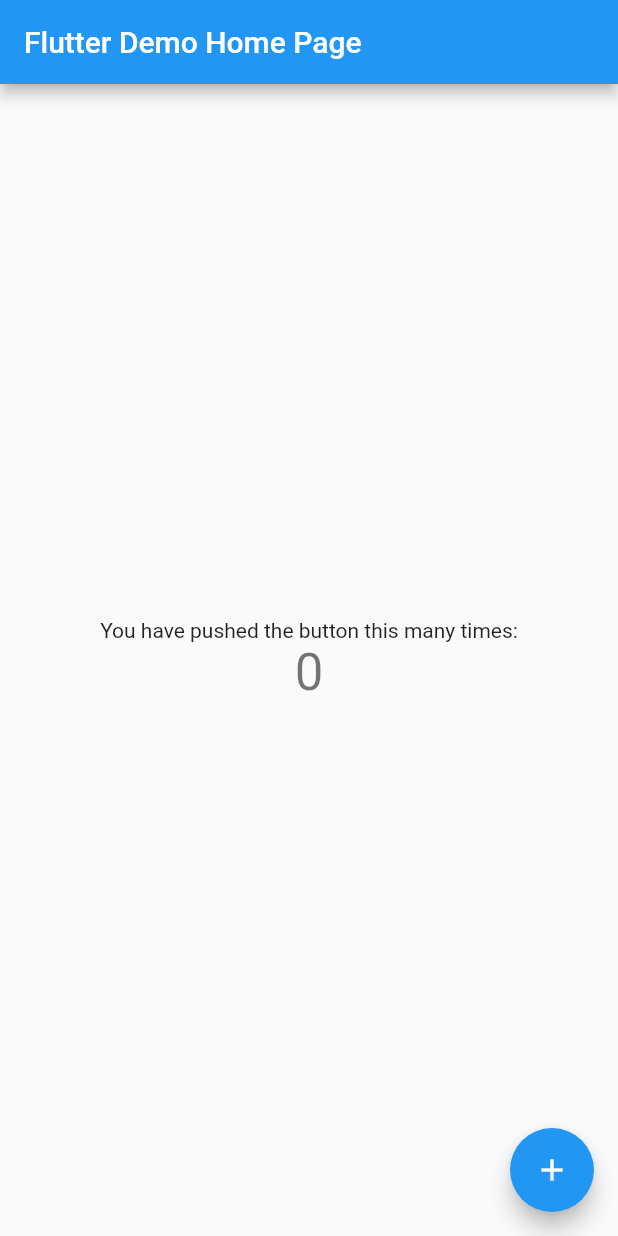
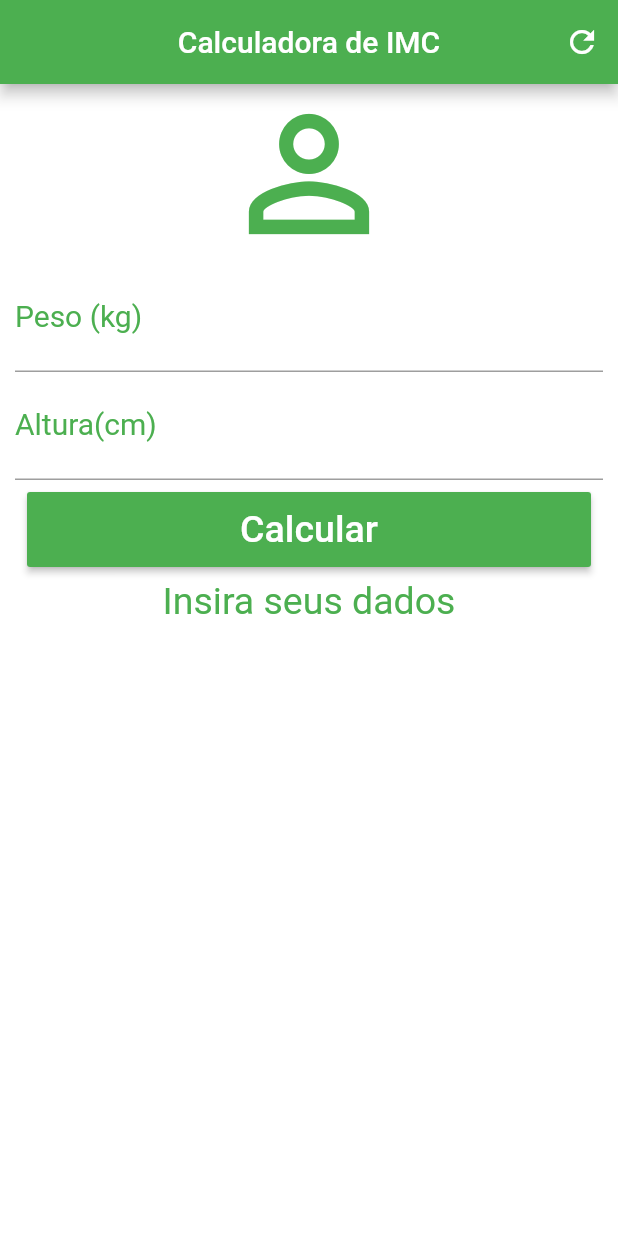
Before and after one commit to Tashima42/calculadora_imc, a Flutter app: the screen it shows after launch, on a phone screen of 412 x 824 dp. Run offline on Flutter 3.47's test engine with Material 2 defaults, Android fonts, the phone set to English and light mode, and no system bars.

Commit message:
layout completo e funcoes de calculo adicionadas

```diff
--- a/lib/main.dart
+++ b/lib/main.dart
@@ -1,117 +1,143 @@
 import 'package:flutter/material.dart';
 
 void main() {
-  runApp(MyApp());
+  runApp(MaterialApp(
+    title: 'Calculadora de IMC',
+    home: calcImc(), //inicia o statefull widget da pagina inicial
+  ));
 }
 
-class MyApp extends StatelessWidget {
-  // This widget is the root of your application.
+class calcImc extends StatefulWidget {
   @override
-  Widget build(BuildContext context) {
-    return MaterialApp(
-      title: 'Flutter Demo',
-      theme: ThemeData(
-        // This is the theme of your application.
-        //
-        // Try running your application with "flutter run". You'll see the
-        // application has a blue toolbar. Then, without quitting the app, try
-        // changing the primarySwatch below to Colors.green and then invoke
-        // "hot reload" (press "r" in the console where you ran "flutter run",
-        // or simply save your changes to "hot reload" in a Flutter IDE).
-        // Notice that the counter didn't reset back to zero; the application
-        // is not restarted.
-        primarySwatch: Colors.blue,
-        // This makes the visual density adapt to the platform that you run
-        // the app on. For desktop platforms, the controls will be smaller and
-        // closer together (more dense) than on mobile platforms.
-        visualDensity: VisualDensity.adaptivePlatformDensity,
-      ),
-      home: MyHomePage(title: 'Flutter Demo Home Page'),
-    );
-  }
+  _calcImcState createState() => _calcImcState();
 }
 
-class MyHomePage extends StatefulWidget {
-  MyHomePage({Key key, this.title}) : super(key: key);
+class _calcImcState extends State<calcImc> {
+  //Definindo as variaveis
+  String _infoTexto = "Insira seus dados";
+  //Definindo os controllers
+  TextEditingController pesoController = TextEditingController();
+  TextEditingController alturaController = TextEditingController();
 
-  // This widget is the home page of your application. It is stateful, meaning
-  // that it has a State object (defined below) that contains fields that affect
-  // how it looks.
+  void resetarCampos() {
+    pesoController.text = "";
+    alturaController.text = "";
+    setState(() {
+      _infoTexto = "Insira seus dados";
+    });
+  }
 
-  // This class is the configuration for the state. It holds the values (in this
-  // case the title) provided by the parent (in this case the App widget) and
-  // used by the build method of the State. Fields in a Widget subclass are
-  // always marked "final".
+  void _calcular(){
+    double _peso = double.parse(pesoController.text);
+    double _altura = double.parse(alturaController.text) / 100;
 
-  final String title;
+    double _imc = _peso / (_altura * _altura);
+    print(_imc);
 
-  @override
-  _MyHomePageState createState() => _MyHomePageState();
-}
-
-class _MyHomePageState extends State<MyHomePage> {
-  int _counter = 0;
-
-  void _incrementCounter() {
     setState(() {
-      // This call to setState tells the Flutter framework that something has
-      // changed in this State, which causes it to rerun the build method below
-      // so that the display can reflect the updated values. If we changed
-      // _counter without calling setState(), then the build method would not be
-      // called again, and so nothing would appear to happen.
-      _counter++;
+      if(_imc<18.5){
+        _infoTexto = "Abaixo do Peso";
+      }else if(_imc>=18.5 && _imc<25){
+        _infoTexto = "Peso Normal";
+      }else if(_imc>=25 && _imc<30){
+        _infoTexto = "Sobrepeso";
+      }else if(_imc>=30 && _imc<35){
+        _infoTexto = "Obesidade Grau 1";
+      }else if(_imc>=35 && _imc<40){
+        _infoTexto = "Obesidade Grau 2";
+      }else if(_imc>=40){
+        _infoTexto = "Obesidade Grau 3";
+      }
     });
   }
 
   @override
   Widget build(BuildContext context) {
-    // This method is rerun every time setState is called, for instance as done
-    // by the _incrementCounter method above.
-    //
-    // The Flutter framework has been optimized to make rerunning build methods
-    // fast, so that you can just rebuild anything that needs updating rather
-    // than having to individually change instances of widgets.
     return Scaffold(
+      //inicia a AppBar do app
       appBar: AppBar(
-        // Here we take the value from the MyHomePage object that was created by
-        // the App.build method, and use it to set our appbar title.
-        title: Text(widget.title),
+        title: Text("Calculadora de IMC"), //Texto da parte superior
+        centerTitle: true, //Centraliza o texto
+        backgroundColor: Colors.green[500], //Define a cor para verde
+        //onde os widgets da appbar com acoes ficam
+        actions: <Widget>[
+          //adiciona um botao com um icone de refresh
+          IconButton(
+            icon: Icon(Icons.refresh),
+            onPressed: resetarCampos,
+          ),
+        ],
       ),
-      body: Center(
-        // Center is a layout widget. It takes a single child and positions it
-        // in the middle of the parent.
+      backgroundColor: Colors.white, //Define branco como a cor de fundo
+      //inicia o body
+      body: SingleChildScrollView(
+        padding: EdgeInsets.fromLTRB(10, 0, 10, 0),
         child: Column(
-          // Column is also a layout widget. It takes a list of children and
-          // arranges them vertically. By default, it sizes itself to fit its
-          // children horizontally, and tries to be as tall as its parent.
-          //
-          // Invoke "debug painting" (press "p" in the console, choose the
-          // "Toggle Debug Paint" action from the Flutter Inspector in Android
-          // Studio, or the "Toggle Debug Paint" command in Visual Studio Code)
-          // to see the wireframe for each widget.
-          //
-          // Column has various properties to control how it sizes itself and
-          // how it positions its children. Here we use mainAxisAlignment to
-          // center the children vertically; the main axis here is the vertical
-          // axis because Columns are vertical (the cross axis would be
-          // horizontal).
-          mainAxisAlignment: MainAxisAlignment.center,
+          //Define o alinhamento para que tudo ocupe o maximo de espaco
+          //possivel no eixo horizontal
+          crossAxisAlignment: CrossAxisAlignment.stretch,
           children: <Widget>[
-            Text(
-              'You have pushed the button this many times:',
+            //Adiciona um icone de uma pessoa, que nao fica esticado porque
+            //seu tamanho foi especificado
+            Icon(
+              Icons.person_outline,
+              color: Colors.green[500],
+              size: 120.0,
+            ),
+            //Insere Input de peso
+            TextField(
+              keyboardType: TextInputType.number,
+              decoration: InputDecoration(
+                labelText: "Peso (kg)",
+                labelStyle: TextStyle(color: Colors.green[500], fontSize: 20.0),
+              ),
+              textAlign: TextAlign.center,
+              style: TextStyle(
+                color: Colors.green[500],
+                fontSize: 25.0,
+              ),
+              controller: pesoController,
+            ),
+            //Insere Input de altura
+            TextField(
+              keyboardType: TextInputType.number,
+              decoration: InputDecoration(
+                labelText: "Altura(cm)",
+                labelStyle: TextStyle(
+                  color: Colors.green[500],
+                  fontSize: 20.0,
+                ),
+              ),
+              textAlign: TextAlign.center,
+              style: TextStyle(
+                color: Colors.green[500],
+                fontSize: 25.0,
+              ),
+              controller: alturaController,
+            ),
+            //Insere um botao para calcular
+            Padding(
+              padding: const EdgeInsets.all(8.0),
+              child: Container(
+                height: 50.0,
+                child: RaisedButton(
+                  onPressed: _calcular,
+                  child: Text(
+                    "Calcular",
+                    style: TextStyle(color: Colors.white, fontSize: 25.0),
+                  ),
+                  color: Colors.green[500],
+                ),
+              ),
             ),
             Text(
-              '$_counter',
-              style: Theme.of(context).textTheme.headline4,
-            ),
+              _infoTexto,
+              textAlign: TextAlign.center,
+              style: TextStyle(color: Colors.green[500], fontSize: 25.0),
+            )
           ],
         ),
       ),
-      floatingActionButton: FloatingActionButton(
-        onPressed: _incrementCounter,
-        tooltip: 'Increment',
-        child: Icon(Icons.add),
-      ), // This trailing comma makes auto-formatting nicer for build methods.
     );
   }
 }
```
Also changed, not shown: 1 other file.
